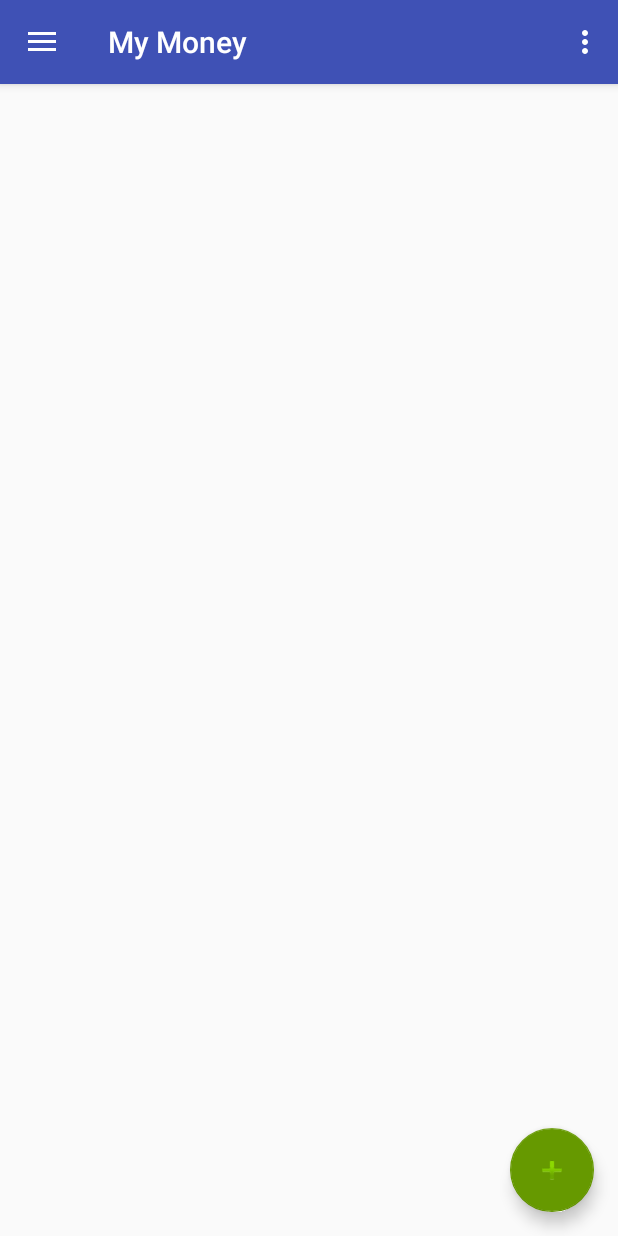
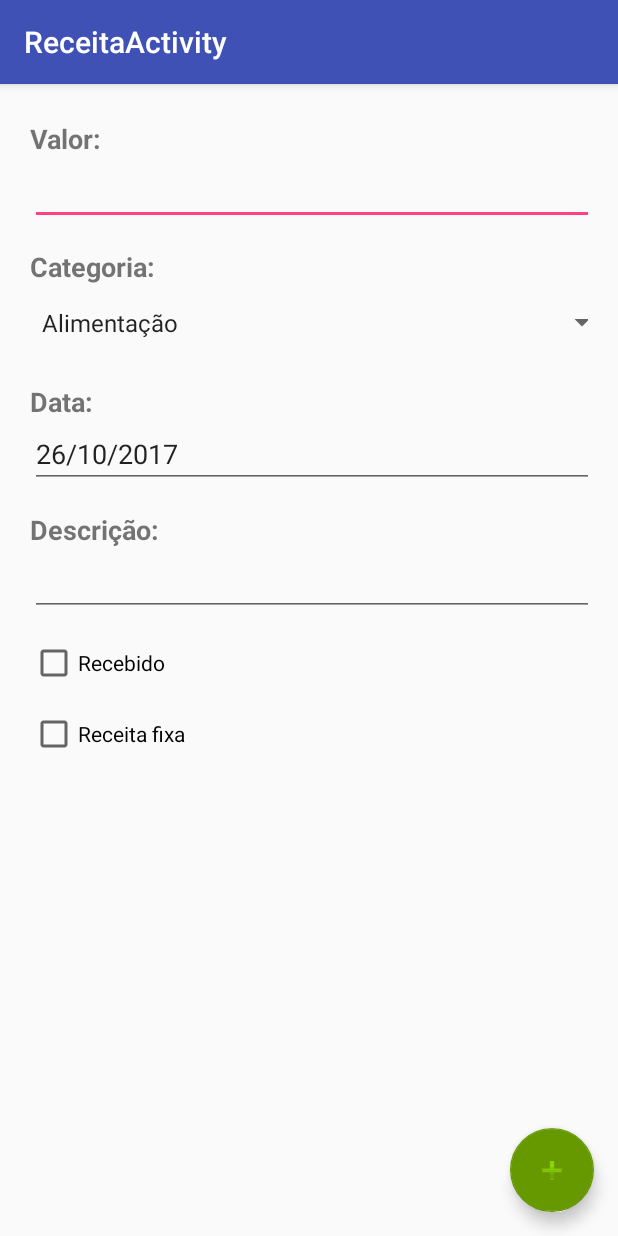
Before and after one commit to adryssonlima/MyMoney, an Android app: the screen it shows after launch (MainActivity before the commit, ReceitaActivity after it), in the side drawer, after a tap on "Receitas", on a phone screen of 412 x 824 dp. Run offline under Robolectric (Android 15) with nearby library versions, the phone set to English and light mode, and no system bars.

Commit message:
Ajuste em Despesas Receitas e Categorias

```diff
--- a/app/build.gradle
+++ b/app/build.gradle
@@ -10,6 +10,7 @@
         versionCode 1
         versionName "1.0"
         testInstrumentationRunner "android.support.test.runner.AndroidJUnitRunner"
+        vectorDrawables.useSupportLibrary = true
     }
     buildTypes {
         release {
@@ -27,5 +28,6 @@
     compile 'com.android.support:appcompat-v7:26.+'
     compile 'com.android.support.constraint:constraint-layout:1.0.0-alpha7'
     compile 'com.android.support:design:26.+'
+    compile 'com.android.support:support-vector-drawable:26.+'
     testCompile 'junit:junit:4.12'
 }
--- a/app/src/main/java/com/example/adrysson/mymoney/DespesaActivity.java
+++ b/app/src/main/java/com/example/adrysson/mymoney/DespesaActivity.java
@@ -31,10 +31,9 @@
         Toolbar toolbar = (Toolbar) findViewById(R.id.toolbar);
         setSupportActionBar(toolbar);
 
-        dateView = (TextView) findViewById(R.id.textView3);
+        dateView = (TextView) findViewById(R.id.button1);
         calendar = Calendar.getInstance();
         year = calendar.get(Calendar.YEAR);
-
         month = calendar.get(Calendar.MONTH);
         day = calendar.get(Calendar.DAY_OF_MONTH);
         showDate(year, month+1, day);
@@ -53,7 +52,7 @@
     @SuppressWarnings("deprecation")
     public void setDate(View view) {
         showDialog(999);
-        Toast.makeText(getApplicationContext(), "ca",
+        Toast.makeText(getApplicationContext(), "Selecione um dia",
                 Toast.LENGTH_SHORT)
                 .show();
     }
--- a/app/src/main/java/com/example/adrysson/mymoney/MainActivity.java
+++ b/app/src/main/java/com/example/adrysson/mymoney/MainActivity.java
@@ -86,7 +86,8 @@
 
                 break;
             case R.id.nav_attach_money:
-
+                Intent intentReceita = new Intent(this, ReceitaActivity.class);
+                startActivity(intentReceita);
                 break;
             case R.id.nav_money_off:
                 Intent intentDespesa = new Intent(this, DespesaActivity.class);
@@ -99,7 +100,8 @@
 
                 break;
             case R.id.nav_label:
-
+                Intent intentCategoria = new Intent(this, CategoriaActivity.class);
+                startActivity(intentCategoria);
                 break;
             case R.id.nav_ajustes:
 
--- /dev/null
+++ b/app/src/main/java/com/example/adrysson/mymoney/ReceitaActivity.java
@@ -0,0 +1,83 @@
+package com.example.adrysson.mymoney;
+
+import android.app.DatePickerDialog;
+import android.app.Dialog;
+import android.os.Bundle;
+import android.support.design.widget.FloatingActionButton;
+import android.support.design.widget.Snackbar;
+import android.support.v7.app.AppCompatActivity;
+import android.support.v7.widget.Toolbar;
+import android.view.View;
+import android.widget.DatePicker;
+import android.widget.TextView;
+import android.widget.Toast;
+
+import java.util.Calendar;
+
+public class ReceitaActivity extends AppCompatActivity {
+
+    private DatePicker datePicker;
+    private Calendar calendar;
+    private TextView dateView;
+    private int year, month, day;
+
+    @Override
+    protected void onCreate(Bundle savedInstanceState) {
+        super.onCreate(savedInstanceState);
+        setContentView(R.layout.activity_receita);
+        Toolbar toolbar = (Toolbar) findViewById(R.id.toolbar);
+        setSupportActionBar(toolbar);
+
+        dateView = (TextView) findViewById(R.id.button1);
+        calendar = Calendar.getInstance();
+        year = calendar.get(Calendar.YEAR);
+        month = calendar.get(Calendar.MONTH);
+        day = calendar.get(Calendar.DAY_OF_MONTH);
+        showDate(year, month+1, day);
+
+        FloatingActionButton fab = (FloatingActionButton) findViewById(R.id.fab);
+        fab.setOnClickListener(new View.OnClickListener() {
+            @Override
+            public void onClick(View view) {
+                Snackbar.make(view, "Replace with your own action", Snackbar.LENGTH_LONG)
+                        .setAction("Action", null).show();
+            }
+        });
+    }
+
+    @SuppressWarnings("deprecation")
+    public void setDate(View view) {
+        showDialog(999);
+        Toast.makeText(getApplicationContext(), "Selecione um dia",
+                Toast.LENGTH_SHORT)
+                .show();
+    }
+
+    @Override
+    protected Dialog onCreateDialog(int id) {
+        // TODO Auto-generated method stub
+        if (id == 999) {
+            return new DatePickerDialog(this,
+                    myDateListener, year, month, day);
+        }
+        return null;
+    }
+
+    private DatePickerDialog.OnDateSetListener myDateListener = new
+            DatePickerDialog.OnDateSetListener() {
+                @Override
+                public void onDateSet(DatePicker arg0,
+                                      int arg1, int arg2, int arg3) {
+                    // TODO Auto-generated method stub
+                    // arg1 = year
+                    // arg2 = month
+                    // arg3 = day
+                    showDate(arg1, arg2+1, arg3);
+                }
+            };
+
+    private void showDate(int year, int month, int day) {
+        dateView.setText(new StringBuilder().append(day).append("/")
+                .append(month).append("/").append(year));
+    }
+}
--- a/app/src/main/java/com/example/adrysson/mymoney/SplashScreenActivity.java
+++ b/app/src/main/java/com/example/adrysson/mymoney/SplashScreenActivity.java
@@ -17,7 +17,7 @@
             public void run() {
                 goMain();
             }
-        }, 5000);
+        }, 3000);
     }
 
     private void goMain() {
--- /dev/null
+++ b/app/src/main/res/layout/activity_receita.xml
@@ -0,0 +1,192 @@
+<?xml version="1.0" encoding="utf-8"?>
+<android.support.design.widget.CoordinatorLayout xmlns:android="http://schemas.android.com/apk/res/android"
+    xmlns:app="http://schemas.android.com/apk/res-auto"
+    xmlns:tools="http://schemas.android.com/tools"
+    android:layout_width="match_parent"
+    android:layout_height="match_parent"
+    tools:context="com.example.adrysson.mymoney.ReceitaActivity">
+
+    <android.support.design.widget.AppBarLayout
+        android:layout_width="match_parent"
+        android:layout_height="wrap_content"
+        android:theme="@style/AppTheme.AppBarOverlay">
+
+        <android.support.v7.widget.Toolbar
+            android:id="@+id/toolbar"
+            android:layout_width="match_parent"
+            android:layout_height="?attr/actionBarSize"
+            android:background="?attr/colorPrimary"
+            app:popupTheme="@style/AppTheme.PopupOverlay" />
+
+    </android.support.design.widget.AppBarLayout>
+
+    <include layout="@layout/content_receita" />
+
+    <LinearLayout
+        android:layout_height="wrap_content"
+        android:layout_width="match_parent"
+        android:orientation="horizontal" >
+
+        <TableLayout
+            android:id="@+id/table_despesa"
+            android:layout_margin="10dp"
+            android:padding="10dp"
+            android:layout_width="match_parent"
+            android:layout_height="match_parent">
+
+            <TableRow
+                android:id="@+id/table_despesa_line0"
+                android:layout_width="wrap_content"
+                android:layout_height="wrap_content"
+                android:layout_weight="1"
+                android:layout_marginTop="60dp" >
+                <TextView
+                    android:id="@+id/textViewValor"
+                    android:layout_width="match_parent"
+                    android:layout_height="wrap_content"
+                    android:text="Valor:"
+                    android:textSize="18dp"
+                    android:textStyle="bold" />
+            </TableRow>
+            <TableRow
+                android:id="@+id/table_despesa_line1"
+                android:layout_width="wrap_content"
+                android:layout_height="wrap_content"
+                android:layout_weight="1" >
+                <EditText
+                    android:id="@+id/editText3"
+                    android:layout_width="wrap_content"
+                    android:layout_height="wrap_content"
+                    android:ems="20"
+                    android:textSize="18dp"
+                    android:text=""
+                    android:inputType="numberDecimal" />
+            </TableRow>
+            <TableRow
+                android:id="@+id/table_despesa_line2"
+                android:layout_width="wrap_content"
+                android:layout_height="wrap_content"
+                android:layout_weight="1"
+                android:layout_marginTop="15dp" >
+
+                <TextView
+                    android:id="@+id/textViewCategoria"
+                    android:layout_width="match_parent"
+                    android:layout_height="wrap_content"
+                    android:text="Categoria:"
+                    android:textSize="18dp"
+                    android:textStyle="bold" />
+
+            </TableRow>
+            <TableRow
+                android:id="@+id/table_despesa_line3"
+                android:layout_width="wrap_content"
+                android:layout_height="wrap_content"
+                android:layout_weight="1" >
+                <Spinner
+                    android:id="@+id/spinner_categoria"
+                    android:layout_width="wrap_content"
+                    android:layout_height="50dp"
+                    android:clickable="true"
+                    android:entries="@array/array_categorias" />
+            </TableRow>
+            <TableRow
+                android:id="@+id/table_despesa_line4"
+                android:layout_width="wrap_content"
+                android:layout_height="wrap_content"
+                android:layout_weight="1"
+                android:layout_marginTop="15dp" >
+
+                <TextView
+                    android:id="@+id/textViewData"
+                    android:layout_width="match_parent"
+                    android:layout_height="wrap_content"
+                    android:text="Data:"
+                    android:textSize="18dp"
+                    android:textStyle="bold" />
+
+            </TableRow>
+            <TableRow
+                android:id="@+id/table_despesa_line5"
+                android:layout_width="wrap_content"
+                android:layout_height="wrap_content"
+                android:layout_weight="1" >
+
+                <EditText
+                    android:id="@+id/button1"
+                    android:layout_width="wrap_content"
+                    android:layout_height="wrap_content"
+                    android:ems="20"
+                    android:textSize="18dp"
+                    android:text=""
+                    android:onClick="setDate"
+                    android:inputType="date" />
+
+            </TableRow>
+            <TableRow
+                android:id="@+id/table_despesa_line6"
+                android:layout_width="wrap_content"
+                android:layout_height="wrap_content"
+                android:layout_weight="1"
+                android:layout_marginTop="15dp" >
+                <TextView
+                    android:id="@+id/textViewDescricao"
+                    android:layout_width="match_parent"
+                    android:layout_height="wrap_content"
+                    android:text="Descrição:"
+                    android:textSize="18dp"
+                    android:textStyle="bold" />
+            </TableRow>
+            <TableRow
+                android:id="@+id/table_despesa_line7"
+                android:layout_width="wrap_content"
+                android:layout_height="wrap_content"
+                android:layout_weight="1" >
+                <EditText
+                    android:id="@+id/editText5"
+                    android:layout_width="wrap_content"
+                    android:layout_height="wrap_content"
+                    android:ems="10"
+                    android:text=""
+                    android:textSize="18dp"
+                    android:inputType="textMultiLine" />
+            </TableRow>
+            <TableRow
+                android:id="@+id/table_despesa_line8"
+                android:layout_width="wrap_content"
+                android:layout_height="wrap_content"
+                android:layout_weight="1"
+                android:layout_marginTop="15dp" >
+                <CheckBox
+                    android:id="@+id/checkBoxRecebido"
+                    android:layout_width="wrap_content"
+                    android:layout_height="wrap_content"
+                    android:text="Recebido" />
+            </TableRow>
+            <TableRow
+                android:id="@+id/table_despesa_line9"
+                android:layout_width="wrap_content"
+                android:layout_height="wrap_content"
+                android:layout_weight="1"
+                android:layout_marginTop="15dp" >
+                <CheckBox
+                    android:id="@+id/checkBoxReceitaFixa"
+                    android:layout_width="wrap_content"
+                    android:layout_height="wrap_content"
+                    android:text="Receita fixa" />
+            </TableRow>
+
+        </TableLayout>
+
+    </LinearLayout>
+
+    <android.support.design.widget.FloatingActionButton
+        android:id="@+id/fab"
+        android:layout_width="wrap_content"
+        android:layout_height="wrap_content"
+        android:layout_gravity="bottom|end"
+        android:layout_margin="@dimen/fab_margin"
+        app:backgroundTint="@android:color/holo_green_dark"
+        app:srcCompat="@android:drawable/ic_input_add" />
+
+</android.support.design.widget.CoordinatorLayout>
--- /dev/null
+++ b/app/src/main/res/layout/content_receita.xml
@@ -0,0 +1,11 @@
+<?xml version="1.0" encoding="utf-8"?>
+<android.support.constraint.ConstraintLayout xmlns:android="http://schemas.android.com/apk/res/android"
+    xmlns:app="http://schemas.android.com/apk/res-auto"
+    xmlns:tools="http://schemas.android.com/tools"
+    android:layout_width="match_parent"
+    android:layout_height="match_parent"
+    app:layout_behavior="@string/appbar_scrolling_view_behavior"
+    tools:context="com.example.adrysson.mymoney.ReceitaActivity"
+    tools:showIn="@layout/activity_receita">
+
+</android.support.constraint.ConstraintLayout>
```
Also changed, not shown: app/src/main/AndroidManifest.xml (+8 -0 lines), app/src/main/java/com/example/adrysson/mymoney/CategoriaActivity.java (added, +29 -0 lines), app/src/main/res/layout/activity_categoria.xml (added, +63 -0 lines), app/src/main/res/layout/activity_despesa.xml (+69 -44 lines), app/src/main/res/layout/content_categoria.xml (added, +11 -0 lines), app/src/main/res/values/strings.xml (+5 -2 lines).
